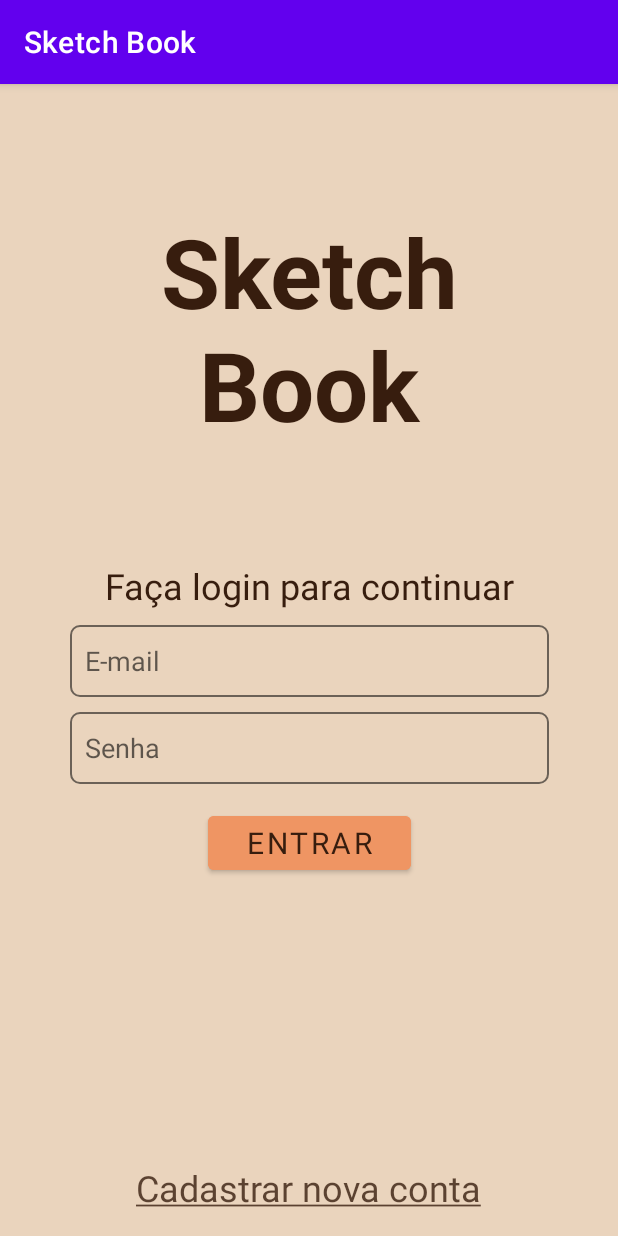
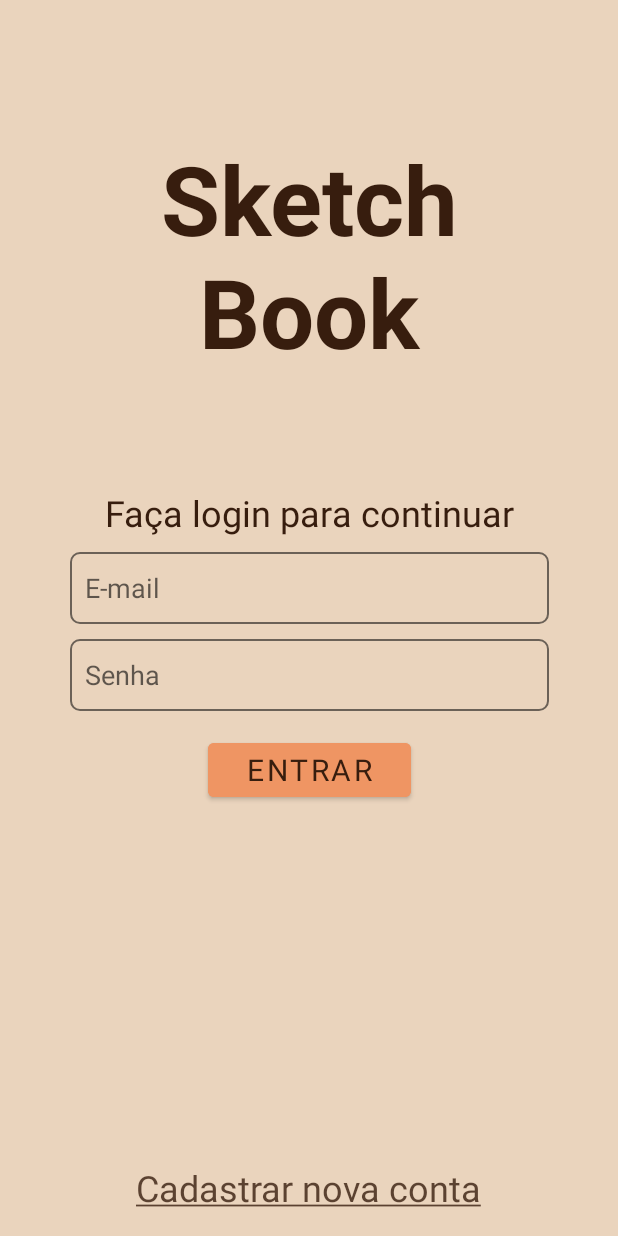
Before and after one commit to Thiagomrfs/SketchBook, an Android app: the screen it shows after launch (MainActivity), on a phone screen of 412 x 824 dp. Run offline under Robolectric (Android 15) with nearby library versions, the phone set to English and light mode, and no system bars; Roboto replaces fonts that are not available here.

Commit message:
removed action bar

```diff
--- a/app/src/main/res/values-night/themes.xml
+++ b/app/src/main/res/values-night/themes.xml
@@ -1,6 +1,6 @@
 <resources xmlns:tools="http://schemas.android.com/tools">
     <!-- Base application theme. -->
-    <style name="Theme.SketchBook" parent="Theme.MaterialComponents.DayNight.DarkActionBar">
+    <style name="Theme.SketchBook" parent="Theme.MaterialComponents.DayNight.NoActionBar">
         <!-- Primary brand color. -->
         <item name="colorPrimary">@color/purple_200</item>
         <item name="colorPrimaryVariant">@color/purple_700</item>
--- a/app/src/main/res/values/themes.xml
+++ b/app/src/main/res/values/themes.xml
@@ -1,6 +1,6 @@
 <resources xmlns:tools="http://schemas.android.com/tools">
     <!-- Base application theme. -->
-    <style name="Theme.SketchBook" parent="Theme.MaterialComponents.DayNight.DarkActionBar">
+    <style name="Theme.SketchBook" parent="Theme.MaterialComponents.DayNight.NoActionBar">
         <!-- Primary brand color. -->
         <item name="colorPrimary">@color/purple_500</item>
         <item name="colorPrimaryVariant">@color/purple_700</item>
```
